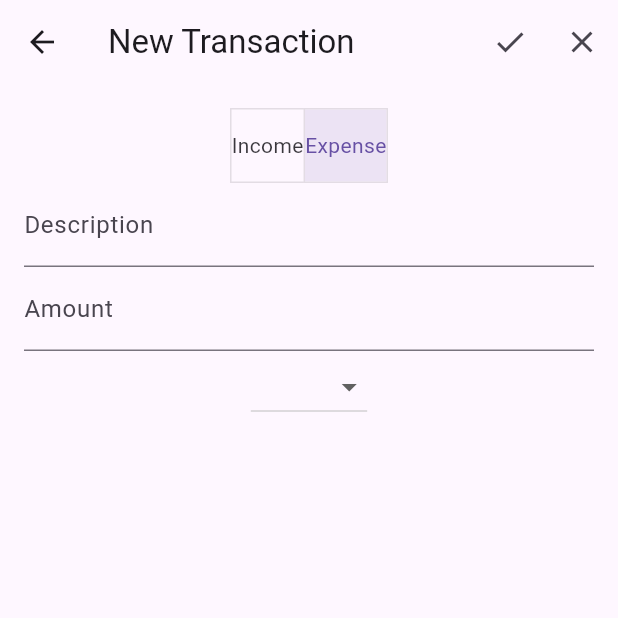
After one commit to vinimrs/wallet-app-dev-movel, a Flutter app: the TransactionScreen screen opened directly, after a tap on "Expense", on a phone screen of 412 x 824 dp, the top half of it. The commit adds this screen. Run offline on Flutter 3.47's test engine with Material 3 defaults, Android fonts, the phone set to English and light mode, and no system bars; our stand-ins replace dio, shared_preferences; missing offline and left inert: dart:ffi; accounts and stored records are empty.

Commit message:
feat: transction screen

```diff
--- a/wallet_app/lib/ui/AppNavigator.dart
+++ b/wallet_app/lib/ui/AppNavigator.dart
@@ -2,6 +2,7 @@ import 'package:flutter/material.dart';
 import 'screens/LoginScreen.dart';
 import 'screens/RegisterScreen.dart';
 import 'screens/MainScreen.dart';
+import 'screens/TransactionScreen.dart';
 
 class AppNavigator extends StatelessWidget {
   @override
@@ -34,6 +35,17 @@ class AppNavigator extends StatelessWidget {
               },
             );
             break;
+          case 'transaction':
+            builder = (BuildContext _) => TransactionScreen(
+              onTransactionConfirmed: () {
+                print("New transaction clicked");
+              },
+
+              onTransactionCancelled: () {
+                print("New transaction clicked");
+              },
+            );
+            break;
           default:
             throw Exception('Invalid route: ${settings.name}');
         }
--- a/wallet_app/lib/ui/screens/MainScreen.dart
+++ b/wallet_app/lib/ui/screens/MainScreen.dart
@@ -146,7 +146,7 @@ class _MainScreenState extends State<MainScreen> {
                 ),
                 padding: EdgeInsets.symmetric(horizontal: 16),
               ),
-              onPressed: widget.onNewTransactionClicked,
+              onPressed: () {Navigator.pushNamed(context, 'register'); },
               child: Text("Nova Transação", style: TextStyle(color: Colors.white)),
             ),
           ],
--- /dev/null
+++ b/wallet_app/lib/ui/screens/TransactionScreen.dart
@@ -0,0 +1,88 @@
+import 'package:flutter/material.dart';
+import 'package:flutter/services.dart';
+
+class TransactionScreen extends StatefulWidget {
+  final VoidCallback onTransactionConfirmed;
+  final VoidCallback onTransactionCancelled;
+
+  TransactionScreen({required this.onTransactionConfirmed, required this.onTransactionCancelled});
+
+  @override
+  _TransactionScreenState createState() => _TransactionScreenState();
+}
+
+class _TransactionScreenState extends State<TransactionScreen> {
+  final TextEditingController amountController = TextEditingController();
+  final TextEditingController descriptionController = TextEditingController();
+  String transactionType = 'Income';
+  String selectedCategory = 'Income';
+  List<String> categories = ['Market', 'Health', 'Leisure', 'Bills'];
+
+  @override
+  Widget build(BuildContext context) {
+    return Scaffold(
+      appBar: AppBar(
+        title: Text('New Transaction'),
+        actions: [
+          IconButton(
+            icon: Icon(Icons.check),
+            onPressed: (){
+
+            },
+          ),
+          IconButton(
+            icon: Icon(Icons.close),
+            onPressed: () {},
+          ),
+        ],
+      ),
+      body: SingleChildScrollView(
+        padding: EdgeInsets.all(16.0),
+        child: Column(
+          children: [
+            ToggleButtons(
+              isSelected: [transactionType == 'Income', transactionType == 'Expense'],
+              onPressed: (int index) {
+                setState(() {
+                  transactionType = index == 0 ? 'Income' : 'Expense';
+                  selectedCategory = index == 0 ? 'Income' : '';
+                });
+              },
+              children: [Text('Income'), Text('Expense')],
+            ),
+            TextField(
+              controller: descriptionController,
+              decoration: InputDecoration(
+                labelText: 'Description',
+              ),
+              keyboardType: TextInputType.text,
+            ),
+            TextField(
+              controller: amountController,
+              decoration: InputDecoration(
+                labelText: 'Amount',
+              ),
+              keyboardType: TextInputType.numberWithOptions(decimal: true),
+            ),
+            if (transactionType == 'Expense') ...[
+              DropdownButton<String>(
+                value: selectedCategory,
+                onChanged: (String? newValue) {
+                  setState(() {
+                    selectedCategory = newValue!;
+                  });
+                },
+                items: categories.map<DropdownMenuItem<String>>((String value) {
+                  return DropdownMenuItem<String>(
+                    value: value,
+                    child: Text(value),
+                  );
+                }).toList(),
+              ),
+            ]
+          ],
+        ),
+      ),
+    );
+  }
+}
```
Also changed, not shown: wallet_app/pubspec.lock, 2 other files.
